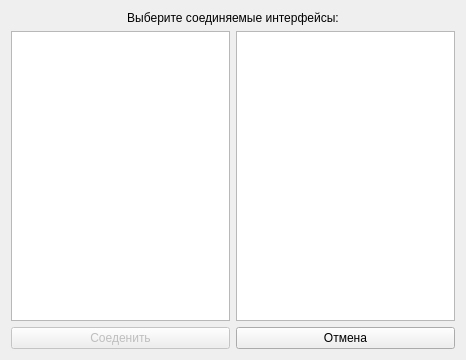
Vortm4x/netemul, file src/forms/connectdialog.ui: the form before one commit.
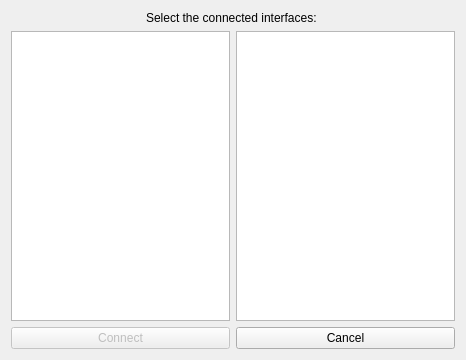
The form after the commit. Icons and pictures are not drawn.

Patch:
```diff
--- a/src/forms/connectdialog.ui
+++ b/src/forms/connectdialog.ui
@@ -17,7 +17,7 @@
    <item>
     <widget class="QLabel" name="label">
      <property name="text">
-      <string>Выберите соединяемые интерфейсы:</string>
+      <string>Select the connected interfaces: </string>
      </property>
      <property name="alignment">
       <set>Qt::AlignCenter</set>
@@ -42,7 +42,7 @@
         <bool>false</bool>
        </property>
        <property name="text">
-        <string>Соеденить</string>
+        <string>Connect</string>
        </property>
        <property name="icon">
         <iconset resource="../../netemul.qrc">
@@ -53,7 +53,7 @@
      <item>
       <widget class="QPushButton" name="cancelButton">
        <property name="text">
-        <string>Отмена</string>
+        <string>Cancel</string>
        </property>
        <property name="icon">
         <iconset resource="../../netemul.qrc">
```
Left out of the diff: 2 changed lines with no effect on the pictures.
